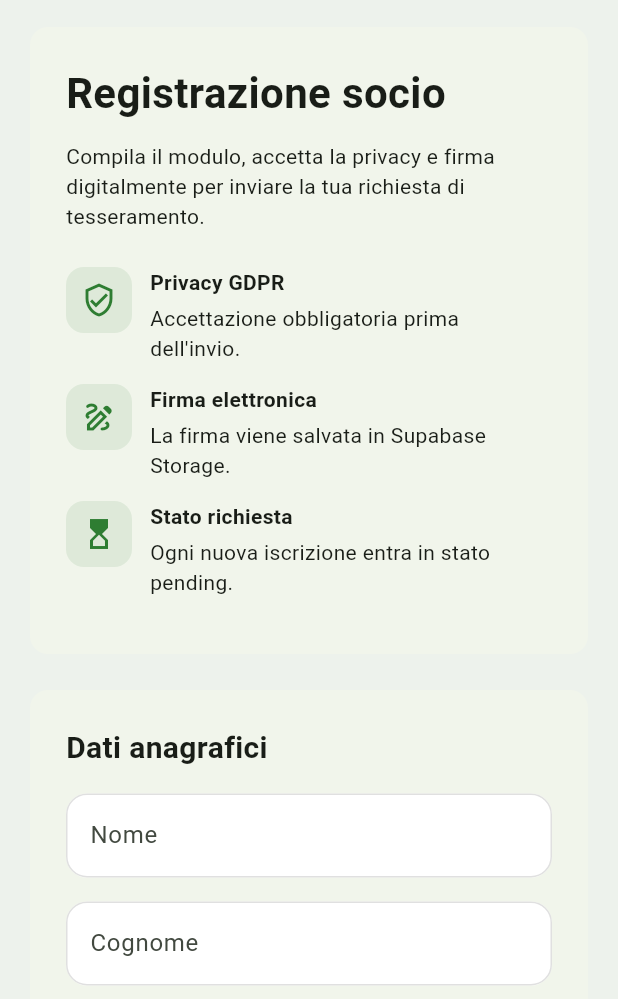
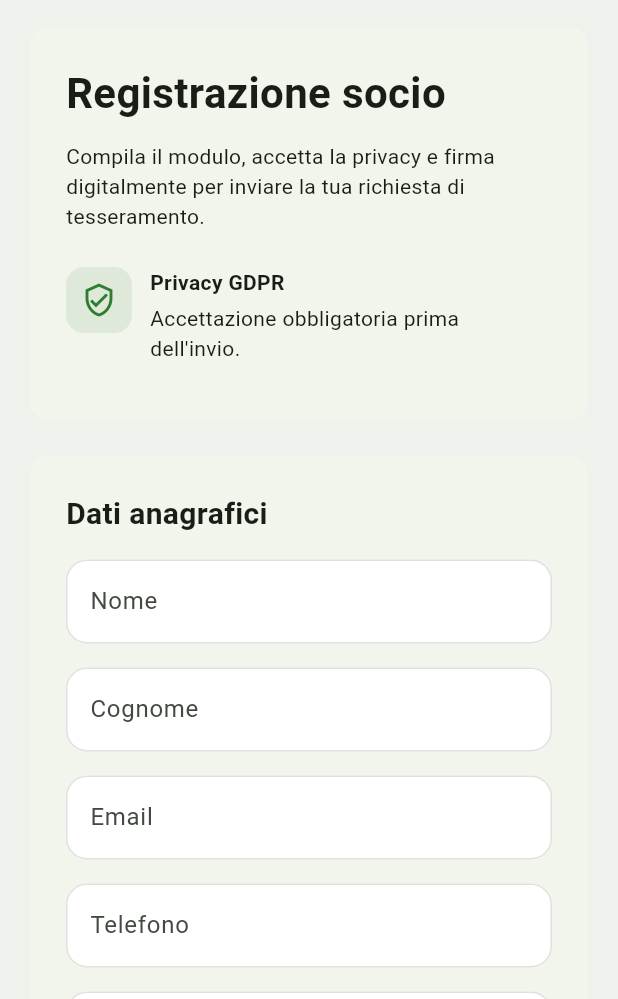
Before and after one commit to fragarray/mediterraneapp, a Flutter app: the screen it shows after launch, on a phone screen of 412 x 824 dp, the part 237-1236 px from its top. Run offline on Flutter 3.47's test engine with Material 3 defaults, Android fonts, the phone set to English and light mode, and no system bars; our stand-ins replace signature, supabase_flutter; missing offline and left inert: file_saver, syncfusion_flutter_xlsio; accounts and stored records are empty.

Commit message:
Remove unnecessary info tiles from registration page for cleaner UI

```diff
--- a/lib/screens/registration_page.dart
+++ b/lib/screens/registration_page.dart
@@ -272,17 +272,7 @@ class _RegistrationPageState extends State<RegistrationPage> {
               title: 'Privacy GDPR',
               subtitle: 'Accettazione obbligatoria prima dell\'invio.',
             ),
-            _InfoTile(
-              icon: Icons.draw_outlined,
-              title: 'Firma elettronica',
-              subtitle: 'La firma viene salvata in Supabase Storage.',
-            ),
-            _InfoTile(
-              icon: Icons.hourglass_top_outlined,
-              title: 'Stato richiesta',
-              subtitle: 'Ogni nuova iscrizione entra in stato pending.',
-            ),
-          ],
+                  ],
         ),
       ),
     );
```
